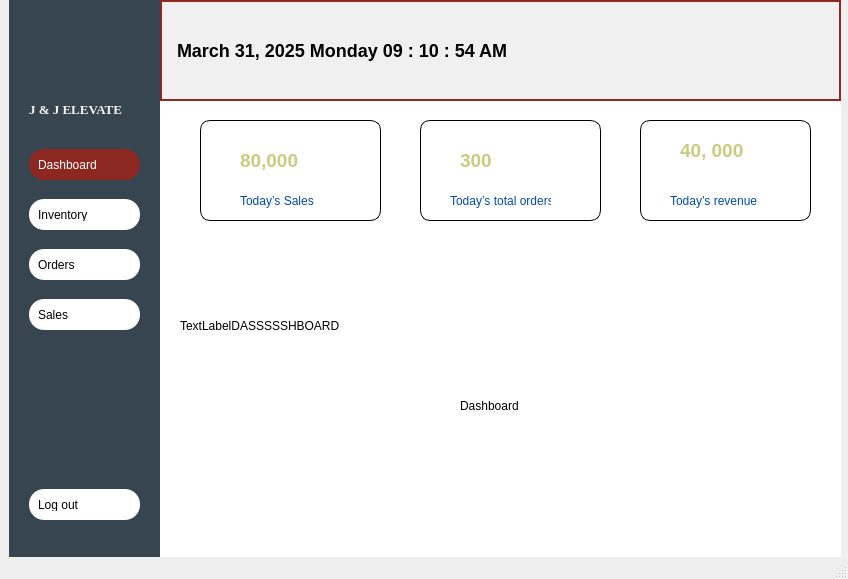
Old version of the form main.ui in the repository Jelou101/INVENTORY-SYSTEM.
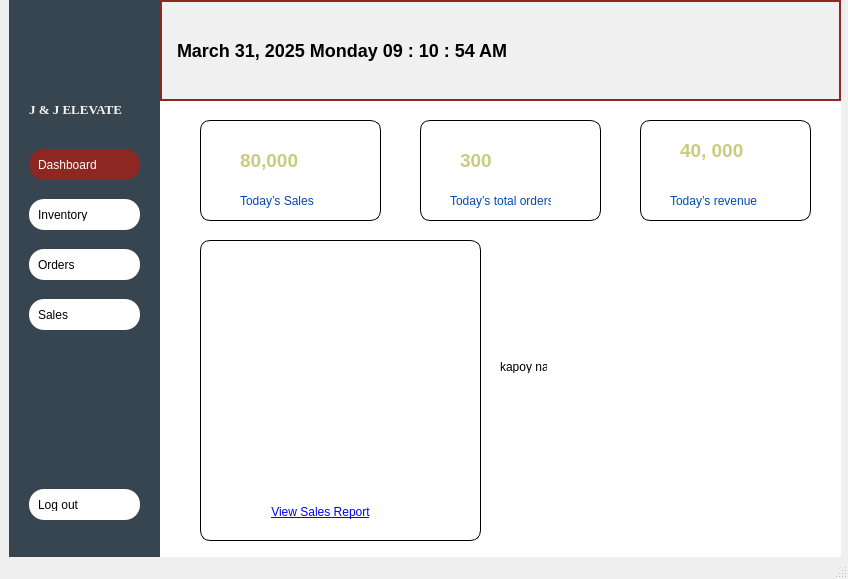
New version of the form. Icons and pictures are not drawn.

The edit to the form file:
```diff
--- a/main.ui
+++ b/main.ui
@@ -337,19 +337,6 @@
       <property name="styleSheet">
        <string notr="true">background-color:#ffffff;</string>
       </property>
-      <widget class="QLabel" name="label_3">
-       <property name="geometry">
-        <rect>
-         <x>20</x>
-         <y>270</y>
-         <width>261</width>
-         <height>111</height>
-        </rect>
-       </property>
-       <property name="text">
-        <string>TextLabelDASSSSSHBOARD</string>
-       </property>
-      </widget>
       <widget class="QLabel" name="dateTimeLabel">
        <property name="geometry">
         <rect>
@@ -374,19 +361,6 @@
         <string>March 31, 2025 Monday 09 : 10 : 54 AM</string>
        </property>
       </widget>
-      <widget class="QLabel" name="label_7">
-       <property name="geometry">
-        <rect>
-         <x>300</x>
-         <y>370</y>
-         <width>151</width>
-         <height>71</height>
-        </rect>
-       </property>
-       <property name="text">
-        <string>Dashboard</string>
-       </property>
-      </widget>
       <widget class="QFrame" name="salesbox">
        <property name="geometry">
         <rect>
@@ -711,6 +685,86 @@
         </property>
        </widget>
       </widget>
+      <widget class="QFrame" name="chartd">
+       <property name="geometry">
+        <rect>
+         <x>40</x>
+         <y>240</y>
+         <width>281</width>
+         <height>301</height>
+        </rect>
+       </property>
+       <property name="styleSheet">
+        <string notr="true">#chartd
+{
+border: 1px solid black;
+border-radius: 10px;
+}</string>
+       </property>
+       <property name="frameShape">
+        <enum>QFrame::StyledPanel</enum>
+       </property>
+       <property name="frameShadow">
+        <enum>QFrame::Raised</enum>
+       </property>
+       <widget class="QPushButton" name="btnViewSalesReport">
+        <property name="geometry">
+         <rect>
+          <x>70</x>
+          <y>260</y>
+          <width>101</width>
+          <height>23</height>
+         </rect>
+        </property>
+        <property name="styleSheet">
+         <string notr="true">QPushButton{color: blue;
+text-decoration: underline;
+border: none;
+background: transparent;}
+QPushButton:hover {
+color:#8d2721;
+}
+</string>
+        </property>
+        <property name="text">
+         <string>View Sales Report</string>
+        </property>
+       </widget>
+       <widget class="QFrame" name="frameBestSellersChart">
+        <property name="geometry">
+         <rect>
+          <x>20</x>
+          <y>20</y>
+          <width>241</width>
+          <height>241</height>
+         </rect>
+        </property>
+        <property name="styleSheet">
+         <string notr="true">background-color: white;
+border: none;
+</string>
+        </property>
+        <property name="frameShape">
+         <enum>QFrame::StyledPanel</enum>
+        </property>
+        <property name="frameShadow">
+         <enum>QFrame::Raised</enum>
+        </property>
+       </widget>
+      </widget>
+      <widget class="QLabel" name="label_3">
+       <property name="geometry">
+        <rect>
+         <x>340</x>
+         <y>360</y>
+         <width>47</width>
+         <height>13</height>
+        </rect>
+       </property>
+       <property name="text">
+        <string>kapoy na</string>
+       </property>
+      </widget>
      </widget>
     </widget>
     <widget class="QWidget" name="page_4">
```
